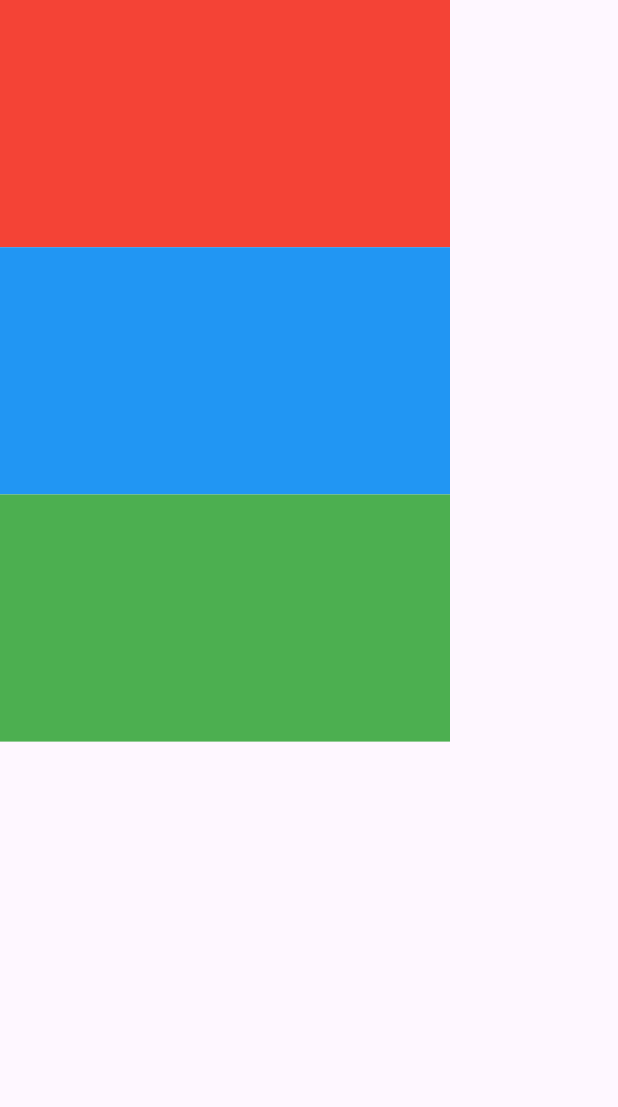
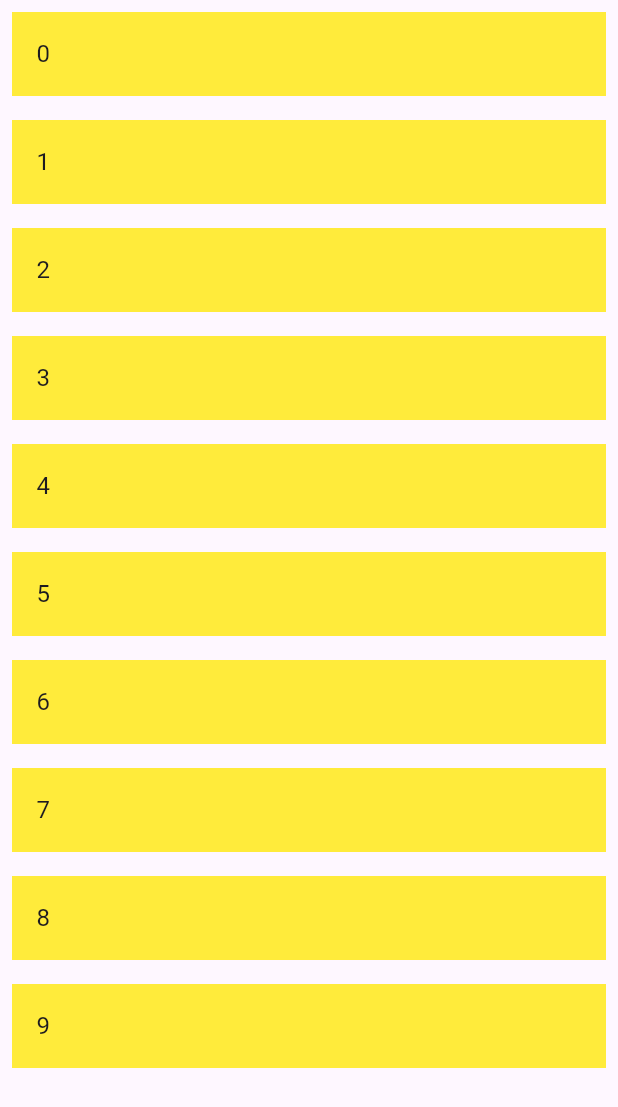
Before and after one commit to tasneemakhaled/responsive_training, a Flutter app: the screen it shows after launch, on a phone screen of 412 x 824 dp. Shown: the top 1107 px of the screen. Run offline on Flutter 3.47's test engine with Material 3 defaults, Android fonts, the light colour scheme and no system bars.

Commit message:
creating mobile and desktop layout

```diff
--- a/lib/main.dart
+++ b/lib/main.dart
@@ -1,29 +1,19 @@
 import 'dart:developer';
 
 import 'package:flutter/material.dart';
+import 'package:responsive_training/screens/layout_builder_example.dart';
+import 'package:responsive_training/screens/media_query_example.dart';
 
 void main() {
-  runApp(const MediaQueryExample());
+  runApp(const MyApp());
 }
 
-class MediaQueryExample extends StatelessWidget {
-  const MediaQueryExample({super.key});
+class MyApp extends StatelessWidget {
+  const MyApp({super.key});
 
   @override
   Widget build(BuildContext context) {
-    var height = MediaQuery.of(context).size.height;
-    log(height.toString());
-    return MaterialApp(
-      home: Scaffold(
-        body: Column(
-          children: [
-            Container(height: height * .2, width: 300, color: Colors.red),
-            Container(height: height * .2, width: 300, color: Colors.blue),
-            Container(height: height * .2, width: 300, color: Colors.green),
-          ],
-        ),
-      ),
-    );
+    return MaterialApp(home: LayoutBuilderExample());
   }
 }
 
--- /dev/null
+++ b/lib/screens/layout_builder_example.dart
@@ -0,0 +1,111 @@
+import 'dart:developer';
+
+import 'package:flutter/material.dart';
+
+class LayoutBuilderExample extends StatelessWidget {
+  const LayoutBuilderExample({super.key});
+
+  @override
+  Widget build(BuildContext context) {
+    return Scaffold(
+      body: LayoutBuilder(
+        builder: (context, constraints) {
+          log(constraints.maxWidth.toString());
+          if (constraints.maxWidth <= 500) {
+            return MobileLayout();
+          }
+          // } else if (constraints.maxWidth > 500 &&
+          //     constraints.maxWidth < 1000) {
+          //   return Text('tablet layout');
+          else {
+            return DesktopLayout();
+          }
+        },
+      ),
+    );
+  }
+}
+
+class MobileLayout extends StatelessWidget {
+  const MobileLayout({super.key});
+
+  @override
+  Widget build(BuildContext context) {
+    return ListView.builder(
+      itemCount: 10,
+      itemBuilder: (context, index) {
+        return Padding(
+          padding: const EdgeInsets.all(8.0),
+          child: GestureDetector(
+            onTap: () {
+              Navigator.of(context).push(
+                MaterialPageRoute(
+                  builder: (context) {
+                    return DetialsPage(num: index);
+                  },
+                ),
+              );
+            },
+            child: Container(
+              color: Colors.yellow,
+              child: ListTile(title: Text('$index')),
+            ),
+          ),
+        );
+      },
+    );
+  }
+}
+
+class DetialsPage extends StatelessWidget {
+  const DetialsPage({super.key, required this.num});
+  final int num;
+  @override
+  Widget build(BuildContext context) {
+    return Scaffold(
+      appBar: AppBar(),
+      body: Center(child: Text('${num}')),
+    );
+  }
+}
+
+class DesktopLayout extends StatefulWidget {
+  DesktopLayout({super.key});
+  int number = 1;
+
+  @override
+  State<DesktopLayout> createState() => _DesktopLayoutState();
+}
+
+int number = 1;
+
+class _DesktopLayoutState extends State<DesktopLayout> {
+  @override
+  Widget build(BuildContext context) {
+    return Row(
+      children: [
+        Expanded(
+          child: ListView.builder(
+            itemCount: 10,
+            itemBuilder: (context, index) {
+              return Padding(
+                padding: const EdgeInsets.all(8.0),
+                child: GestureDetector(
+                  onTap: () {
+                    number = index + 1;
+                    setState(() {});
+                  },
+                  child: Container(
+                    color: Colors.yellow,
+                    child: ListTile(title: Text('${index + 1}')),
+                  ),
+                ),
+              );
+            },
+          ),
+        ),
+        Expanded(child: Center(child: Text(number.toString()))),
+      ],
+    );
+  }
+}
--- /dev/null
+++ b/lib/screens/media_query_example.dart
@@ -0,0 +1,24 @@
+import 'dart:developer';
+
+import 'package:flutter/material.dart';
+
+class MediaQueryExample extends StatelessWidget {
+  const MediaQueryExample({super.key});
+
+  @override
+  Widget build(BuildContext context) {
+    var height = MediaQuery.of(context).size.height;
+    log(height.toString());
+    return MaterialApp(
+      home: Scaffold(
+        body: Column(
+          children: [
+            Container(height: height * .2, width: 300, color: Colors.red),
+            Container(height: height * .2, width: 300, color: Colors.blue),
+            Container(height: height * .2, width: 300, color: Colors.green),
+          ],
+        ),
+      ),
+    );
+  }
+}
```
